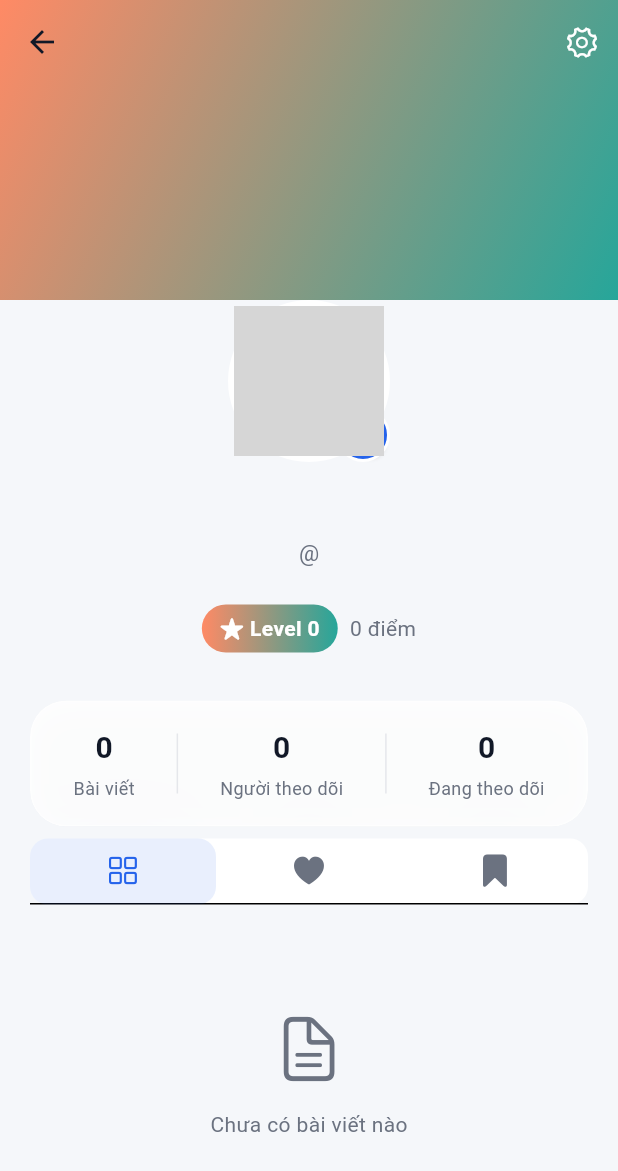
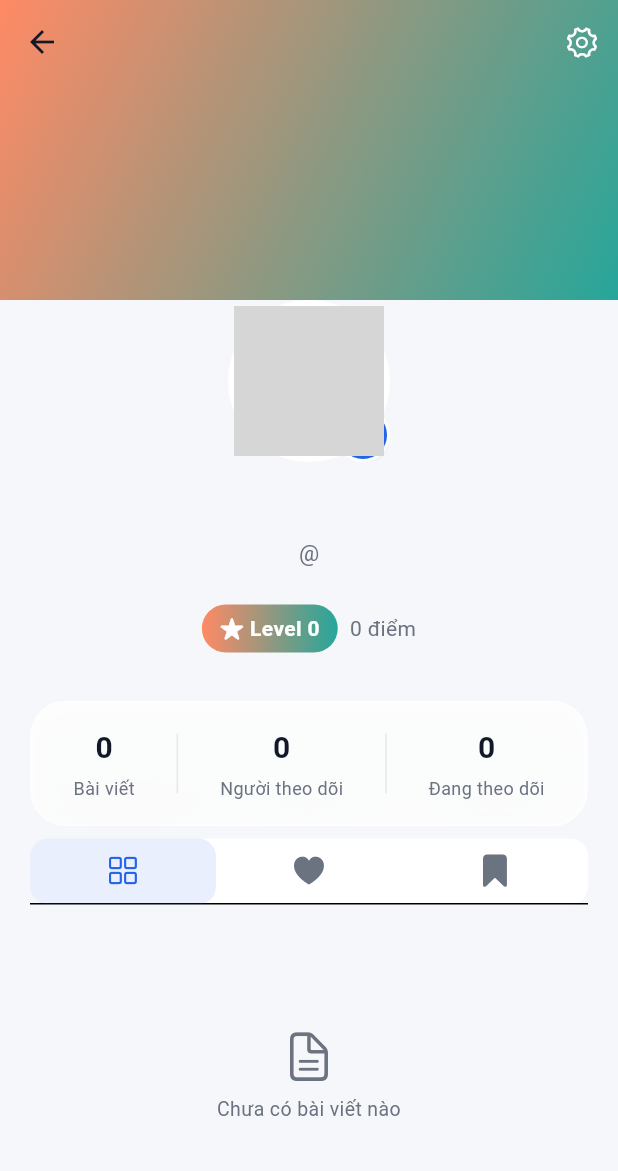
Before and after one commit to in4SECxMinDandy/Calo-Tracker, a Flutter app: the UserProfileScreen screen opened directly, on a phone screen of 412 x 824 dp. Shown: the top 1171 px of the screen. Run offline on Flutter 3.47's test engine with Material 3 defaults, Android fonts, the phone set to English and light mode, and no system bars; our stand-ins replace cached_network_image, camera, connectivity_plus, csv, device_info_plus, emoji_picker_flutter and 16 more; missing offline and left inert: flutter_lucide_animated, google_mlkit_barcode_scanning; accounts and stored records are empty; network calls fail; grey boxes are pictures that could not be loaded.

Commit message:
fix: Community UI improvements
- Remove duplicate FAB 'Đăng bài' button from Community Hub
  (create post prompt in feed is sufficient)
- Fix overflow error in user_profile_screen.dart:790
  (reduce icon size, add mainAxisSize.min, reduce spacing)
- Clean up unused FAB animation controller and TickerProviderStateMixin

```diff
--- a/calotracker/lib/screens/community/user_profile_screen.dart
+++ b/calotracker/lib/screens/community/user_profile_screen.dart
@@ -789,24 +789,27 @@ class _UserProfileScreenState extends State<UserProfileScreen>
     return Center(
       child: Column(
         mainAxisAlignment: MainAxisAlignment.center,
+        mainAxisSize: MainAxisSize.min,
         children: [
           Icon(
             icon,
-            size: 48,
+            size: 36,
             color:
                 isDark
                     ? AppColors.darkTextSecondary
                     : AppColors.lightTextSecondary,
           ),
-          const SizedBox(height: 16),
+          const SizedBox(height: 8),
           Text(
             message,
             style: TextStyle(
+              fontSize: 13,
               color:
                   isDark
                       ? AppColors.darkTextSecondary
                       : AppColors.lightTextSecondary,
             ),
+            textAlign: TextAlign.center,
           ),
         ],
       ),
```
Also changed, not shown: calotracker/lib/screens/community/community_hub_screen.dart (+2 -32 lines).
